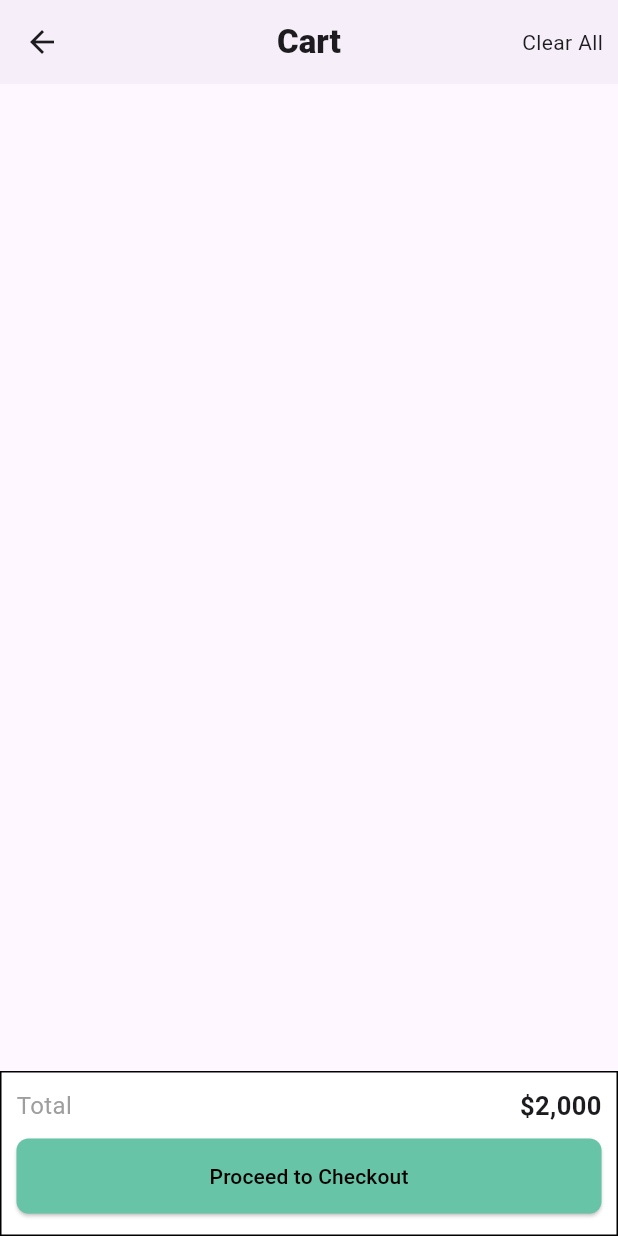
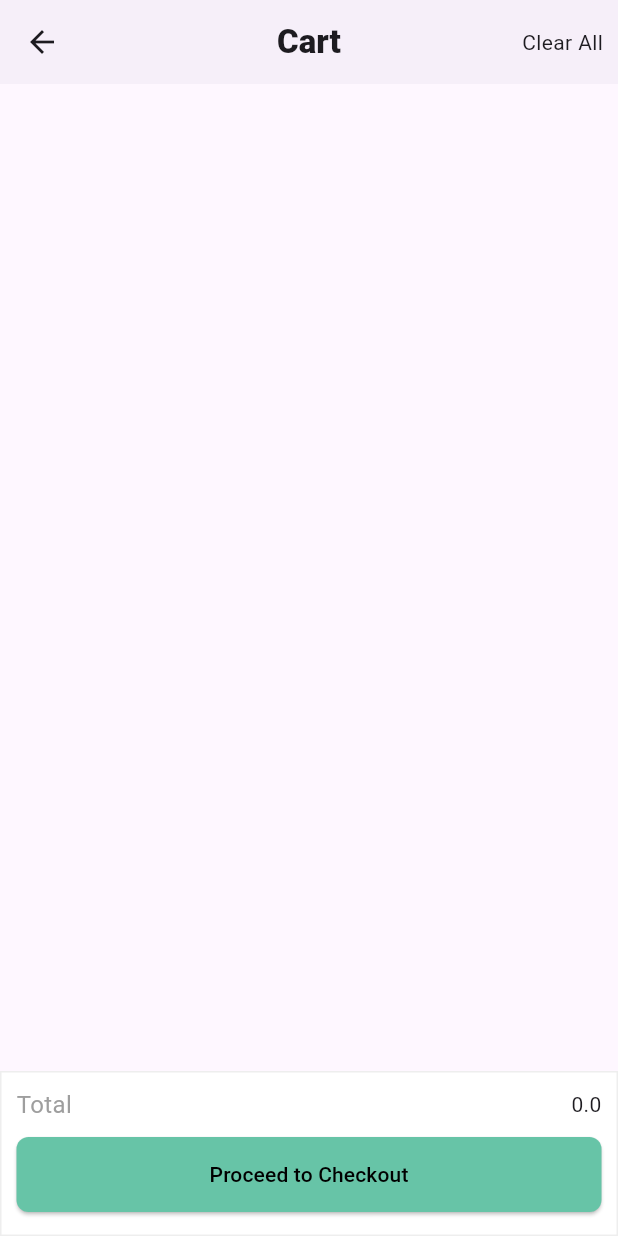
Before and after one commit to AyomideCharles/E-commerce, a Flutter app: the screen it shows after launch, after a tap on an icon or button, on a phone screen of 412 x 824 dp. Run offline on Flutter 3.47's test engine with Material 2 defaults, Android fonts, the phone set to English and light mode, and no system bars; our stand-ins replace iconsax, smooth_page_indicator.

Commit message:
new update

```diff
--- a/lib/screens/bottom nav/home.dart
+++ b/lib/screens/bottom nav/home.dart
@@ -239,7 +239,7 @@ class _HomeState extends State<Home> {
                                       Image.asset(
                                         products[index].image,
                                         width: 150,
-                                        fit: BoxFit.cover,
+                                        fit: BoxFit.contain,
                                       ),
                                       const SizedBox(
                                         height: 10,
--- a/lib/screens/cart.dart
+++ b/lib/screens/cart.dart
@@ -34,6 +34,8 @@ class _CartState extends State<Cart> {
       _counter--;
     });
   }
+
+  double totalPrice = 0;
 
   @override
   Widget build(BuildContext context) {
@@ -148,25 +150,21 @@ class _CartState extends State<Cart> {
           right: 0,
           child: Container(
             decoration: BoxDecoration(
-              border: Border.all(color: Colors.black),
+              border: Border.all(color: Colors.grey.shade200),
               color: Colors.white,
             ),
             padding: const EdgeInsets.all(10),
             height: 110,
             child: Column(
               children: [
-                const Row(
+                Row(
                   mainAxisAlignment: MainAxisAlignment.spaceBetween,
                   children: [
-                    Text(
+                    const Text(
                       'Total',
                       style: TextStyle(color: Colors.grey, fontSize: 16),
                     ),
-                    Text(
-                      '\$2,000',
-                      style:
-                          TextStyle(fontWeight: FontWeight.bold, fontSize: 17),
-                    )
+                    Text('$totalPrice')
                   ],
                 ),
                 const SizedBox(
```
Also changed, not shown: lib/screens/details.dart (+0 -9 lines).
